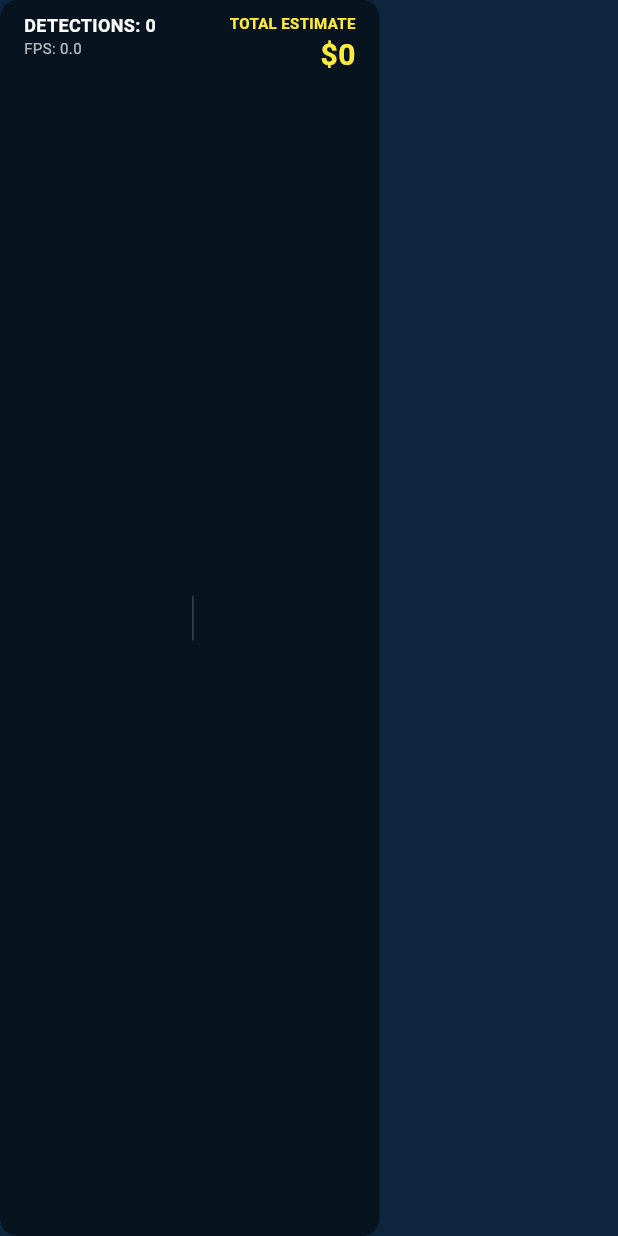
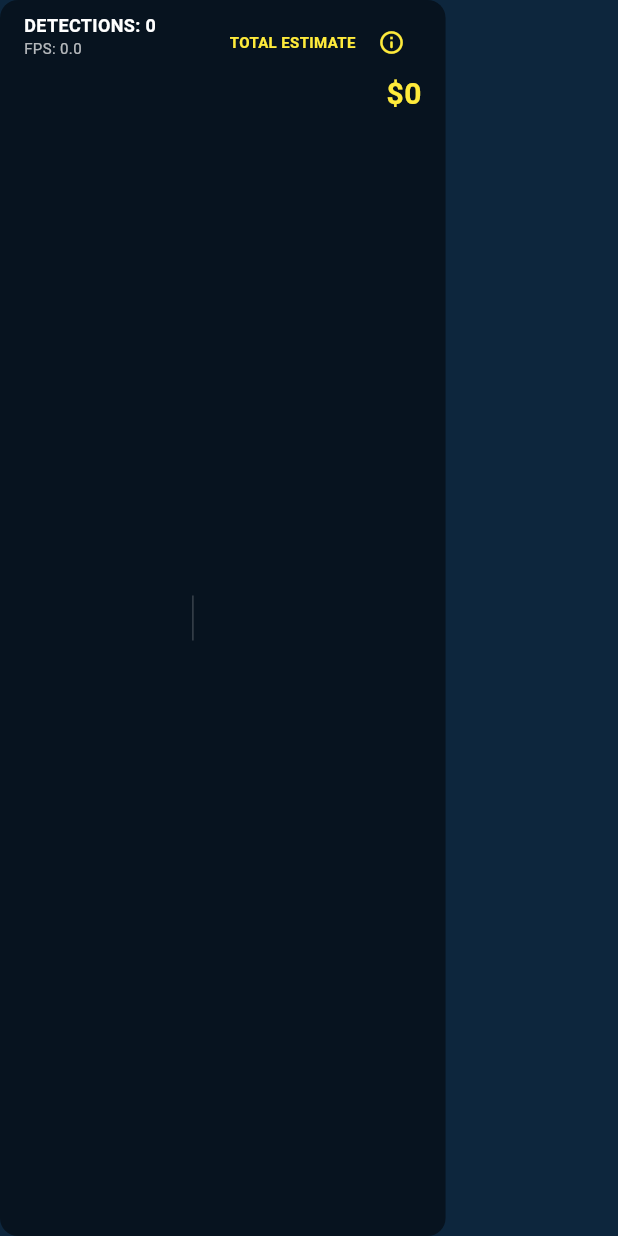
Before and after one commit to vineetsarpal/autodentifyr, a Flutter app: the DetectionStatsDisplay widget shown alone on an empty page, opened directly with empty values, on a phone screen of 412 x 824 dp. Run offline on Flutter 3.47's test engine with Material 3 defaults, Android fonts, the light colour scheme and no system bars; our stand-ins replace firebase_auth, firebase_core, flutter_bloc, google_sign_in, image_picker, share_plus and 1 more; missing offline and left inert: ultralytics_yolo; accounts and stored records are empty; generated files the repository leaves out were written again; statements that could not run were skipped.

Commit message:
Add estimate disclaimer

```diff
--- a/lib/presentation/widgets/detection_stats_display.dart
+++ b/lib/presentation/widgets/detection_stats_display.dart
@@ -1,5 +1,6 @@
 import 'package:flutter/material.dart';
 import 'package:autodentifyr/core/theme/app_palette.dart';
+import 'estimate_disclaimer_icon.dart';
 
 /// A widget that displays detection statistics (count and FPS)
 class DetectionStatsDisplay extends StatelessWidget {
@@ -16,8 +17,7 @@ class DetectionStatsDisplay extends StatelessWidget {
 
   @override
   Widget build(BuildContext context) {
-    return IgnorePointer(
-      child: Container(
+    return Container(
       padding: const EdgeInsets.symmetric(horizontal: 16, vertical: 8),
       decoration: BoxDecoration(
         color: AppPalette.barBackgroundColor,
@@ -53,13 +53,24 @@ class DetectionStatsDisplay extends StatelessWidget {
           Column(
             crossAxisAlignment: CrossAxisAlignment.end,
             children: [
-                const Text(
+              const Row(
+                mainAxisSize: MainAxisSize.min,
+                children: [
+                  Text(
                     'TOTAL ESTIMATE',
                     style: TextStyle(
                       color: AppPalette.yellowColor,
                       fontWeight: FontWeight.bold,
                       fontSize: 10,
                     ),
+                  ),
+                  SizedBox(width: 4),
+                  EstimateDisclaimerIcon(
+                    size: 18,
+                    color: AppPalette.yellowColor,
+                    tooltip: 'Estimate disclaimer',
+                  ),
+                ],
               ),
               Text(
                 '\$${totalPriceEstimate.toStringAsFixed(0)}',
@@ -73,7 +84,6 @@ class DetectionStatsDisplay extends StatelessWidget {
           ),
         ],
       ),
-      ),
     );
   }
 }
--- /dev/null
+++ b/lib/presentation/widgets/estimate_disclaimer_icon.dart
@@ -0,0 +1,47 @@
+import 'package:flutter/material.dart';
+import 'package:autodentifyr/core/theme/app_palette.dart';
+
+const String kEstimateDisclaimerMessage =
+    'Cost estimates provided by AutoDentifyr are for informational purposes only. Values are shown in USD and represent baseline repair costs based on detected damage type and U.S. national average pricing. Actual repair costs may vary by vehicle make/model/year, labor rates, parts availability or quality, regional market conditions, taxes and fees, and any additional or hidden damage found during in-person inspection. These estimates do not constitute a quote or a guarantee of final repair costs.';
+
+void showEstimateDisclaimerDialog(BuildContext context) {
+  showDialog<void>(
+    context: context,
+    builder: (context) => AlertDialog(
+      title: const Text('Estimate Disclaimer'),
+      content: const Text(kEstimateDisclaimerMessage),
+      actions: [
+        TextButton(
+          onPressed: () => Navigator.of(context).pop(),
+          child: const Text('OK'),
+        ),
+      ],
+    ),
+  );
+}
+
+class EstimateDisclaimerIcon extends StatelessWidget {
+  const EstimateDisclaimerIcon({
+    super.key,
+    this.size = 18,
+    this.color = AppPalette.yellowColor,
+    this.tooltip = 'Estimate information',
+  });
+
+  final double size;
+  final Color color;
+  final String tooltip;
+
+  @override
+  Widget build(BuildContext context) {
+    return IconButton(
+      onPressed: () => showEstimateDisclaimerDialog(context),
+      tooltip: tooltip,
+      padding: EdgeInsets.zero,
+      constraints: const BoxConstraints(minWidth: 24, minHeight: 24),
+      visualDensity: VisualDensity.compact,
+      splashRadius: 16,
+      icon: Icon(Icons.info_outline_rounded, size: size, color: color),
+    );
+  }
+}
```
Also changed, not shown: lib/presentation/controllers/camera_inference_controller.dart (+14 -14 lines), lib/presentation/screens/single_image_screen.dart (+17 -5 lines). Lines whose indentation alone changed are shown as unchanged.
